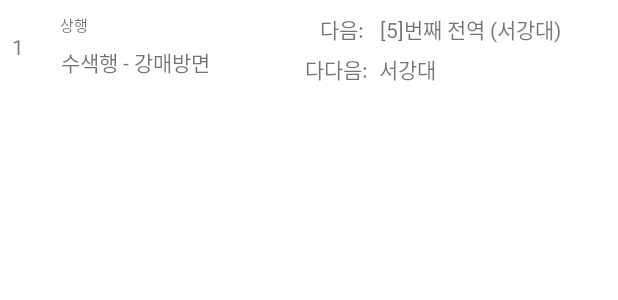
After one commit to JamesDev51/dont-late-for-lecture, an Android app: the layout list_station_status.xml on its own in the app's theme, with its tools: preview values and no code run, on a phone screen of 412 x 824 dp. The commit adds this screen. Shown: the top 300 px of the screen. Run offline under Robolectric (Android 15) with nearby library versions, the phone set to English and light mode, and no system bars; network calls fail.

Commit message:
feat: 지하철역 상태 아답터

```diff
--- a/app/src/main/java/com/team8/dlfl/dto/CommonResponseDto.kt
+++ b/app/src/main/java/com/team8/dlfl/dto/CommonResponseDto.kt
@@ -1,3 +1,3 @@
 package com.team8.dlfl.dto
 
-data class CommonResponseDto(val status: Boolean, val message:String)
+class CommonResponseDto(val status: Boolean, val message:String)
--- a/app/src/main/java/com/team8/dlfl/view/mainview/LatelyFragment.kt
+++ b/app/src/main/java/com/team8/dlfl/view/mainview/LatelyFragment.kt
@@ -27,6 +27,7 @@ class LatelyFragment : Fragment() {
         inflater: LayoutInflater, container: ViewGroup?,
         savedInstanceState: Bundle?
     ): View? {
+
         // Inflate the layout for this fragment
         return inflater.inflate(R.layout.fragment_lately, container, false)
     }
--- a/app/src/main/java/com/team8/dlfl/viewmodel/AuthViewModel.kt
+++ b/app/src/main/java/com/team8/dlfl/viewmodel/AuthViewModel.kt
@@ -123,7 +123,7 @@ class AuthViewModel():ViewModel() {
     fun logout() {
         Log.d(TAG, "로그아웃")
         repository.logout()
-        mainActivity.startAuthActivity()
+        mainActivity.changeAuthActivity()
         val handler = Handler(Looper.getMainLooper())
         handler.postDelayed({
             Toast.makeText(
--- a/app/src/main/res/layout/list_marks.xml
+++ b/app/src/main/res/layout/list_marks.xml
@@ -34,7 +34,7 @@
             android:text="경의선"
             android:layout_width="wrap_content"
             android:layout_height="wrap_content"
-            android:id="@+id/txt_ln_departure"
+            android:id="@+id/txt_updnLine"
             app:layout_constraintStart_toStartOf="@+id/txt_departure"
             app:layout_constraintBottom_toBottomOf="parent"
             android:layout_marginBottom="8dp"
--- /dev/null
+++ b/app/src/main/res/layout/list_station_status.xml
@@ -0,0 +1,53 @@
+<?xml version="1.0" encoding="utf-8"?>
+<androidx.constraintlayout.widget.ConstraintLayout xmlns:android="http://schemas.android.com/apk/res/android"
+                                                   xmlns:app="http://schemas.android.com/apk/res-auto"
+                                                   xmlns:tools="http://schemas.android.com/tools"
+                                                   android:layout_width="match_parent"
+                                                   android:layout_height="wrap_content">
+
+    <TextView
+            android:text="상행"
+            android:layout_width="wrap_content"
+            android:layout_height="wrap_content"
+            android:id="@+id/txt_updnLine"
+            app:layout_constraintBottom_toBottomOf="parent"
+            android:textSize="10sp" app:layout_constraintTop_toTopOf="parent" app:layout_constraintVertical_bias="0.216" android:layout_marginStart="16dp" app:layout_constraintStart_toEndOf="@+id/txt_row_num"
+            android:layout_marginEnd="353dp" app:layout_constraintEnd_toEndOf="parent" android:layout_marginBottom="5dp" app:layout_constraintHorizontal_bias="1.0"/>
+    <TextView
+            android:text="1"
+            android:layout_width="wrap_content"
+            android:layout_height="wrap_content" android:id="@+id/txt_row_num" app:layout_constraintTop_toTopOf="parent" app:layout_constraintBottom_toBottomOf="parent" app:layout_constraintStart_toStartOf="parent"
+            app:layout_constraintEnd_toStartOf="@+id/txt_trainLineNm"/>
+    <TextView
+            android:text="수색행 - 강매방면"
+            android:layout_width="wrap_content"
+            android:layout_height="wrap_content" android:id="@+id/txt_trainLineNm"
+            app:layout_constraintBottom_toBottomOf="parent" app:layout_constraintTop_toTopOf="parent" android:layout_marginTop="20dp" android:layout_marginBottom="10dp" app:layout_constraintVertical_bias="1.0"
+            app:layout_constraintEnd_toStartOf="@+id/txt_msg1" android:layout_marginEnd="75dp" android:layout_marginStart="16dp" app:layout_constraintStart_toEndOf="@+id/txt_row_num"/>
+    <TextView
+            android:text="[5]번째 전역 (서강대)"
+            android:layout_width="wrap_content"
+            android:layout_height="wrap_content" android:id="@+id/txt_msg1" app:layout_constraintBottom_toBottomOf="parent" app:layout_constraintTop_toTopOf="parent"
+            app:layout_constraintVertical_bias="0.21" android:layout_marginStart="30dp" app:layout_constraintStart_toEndOf="@+id/txt_trainLineNm" android:layout_marginEnd="30dp" app:layout_constraintEnd_toEndOf="parent"/>
+    <LinearLayout
+            android:orientation="vertical"
+            android:layout_width="match_parent"
+            android:layout_height="match_parent">
+    </LinearLayout>
+    <TextView
+            android:text="다음: "
+            android:layout_width="wrap_content"
+            android:layout_height="wrap_content" android:id="@+id/textView6" app:layout_constraintEnd_toStartOf="@+id/txt_msg1" app:layout_constraintStart_toEndOf="@+id/txt_updnLine"
+            app:layout_constraintHorizontal_bias="0.956" android:layout_marginBottom="5dp" app:layout_constraintTop_toTopOf="@+id/txt_msg1" app:layout_constraintBottom_toBottomOf="@+id/txt_msg1" app:layout_constraintVertical_bias="0.0"/>
+    <TextView
+            android:text="다다음:"
+            android:layout_width="wrap_content"
+            android:layout_height="wrap_content" android:id="@+id/textView7" app:layout_constraintEnd_toStartOf="@+id/txt_msg1" app:layout_constraintStart_toEndOf="@+id/txt_updnLine"
+            app:layout_constraintHorizontal_bias="0.948" app:layout_constraintBottom_toBottomOf="@+id/txt_msg2" app:layout_constraintVertical_bias="1.0" app:layout_constraintTop_toTopOf="@+id/txt_msg2" android:layout_marginTop="3dp"/>
+    <TextView
+            android:text="서강대"
+            android:layout_width="wrap_content"
+            android:layout_height="wrap_content" android:id="@+id/txt_msg2" app:layout_constraintBottom_toBottomOf="parent" android:layout_marginBottom="5dp"
+            app:layout_constraintTop_toBottomOf="@+id/txt_msg1" android:layout_marginTop="5dp" android:layout_marginEnd="121dp" app:layout_constraintEnd_toEndOf="parent" android:layout_marginStart="7dp"
+            app:layout_constraintStart_toEndOf="@+id/textView7"/>
+</androidx.constraintlayout.widget.ConstraintLayout>
```
Also changed, not shown: app/src/main/java/com/team8/dlfl/adapter/MarkListAdapter.kt (+18 -3 lines), app/src/main/java/com/team8/dlfl/adapter/StationStatusListAdapter.kt (added, +47 -0 lines), app/src/main/java/com/team8/dlfl/dto/StationStatusRespDto.kt (added, +23 -0 lines), app/src/main/java/com/team8/dlfl/repository/StationStatusRepository.kt (added, +39 -0 lines), app/src/main/java/com/team8/dlfl/service/RetrofitService.kt (+7 -2 lines), app/src/main/java/com/team8/dlfl/view/mainview/MainActivity.kt (+7 -1 lines), app/src/main/java/com/team8/dlfl/view/mainview/MarkFragment.kt (+13 -2 lines), app/src/main/java/com/team8/dlfl/viewmodel/MarkViewModel.kt (+5 -3 lines), app/src/main/java/com/team8/dlfl/viewmodel/StationStatusViewModel.kt (added, +32 -0 lines), app/src/main/res/layout/fragment_item_list.xml (deleted, +0 -13 lines), app/src/main/res/layout/fragment_lately.xml (+7 -11 lines).
